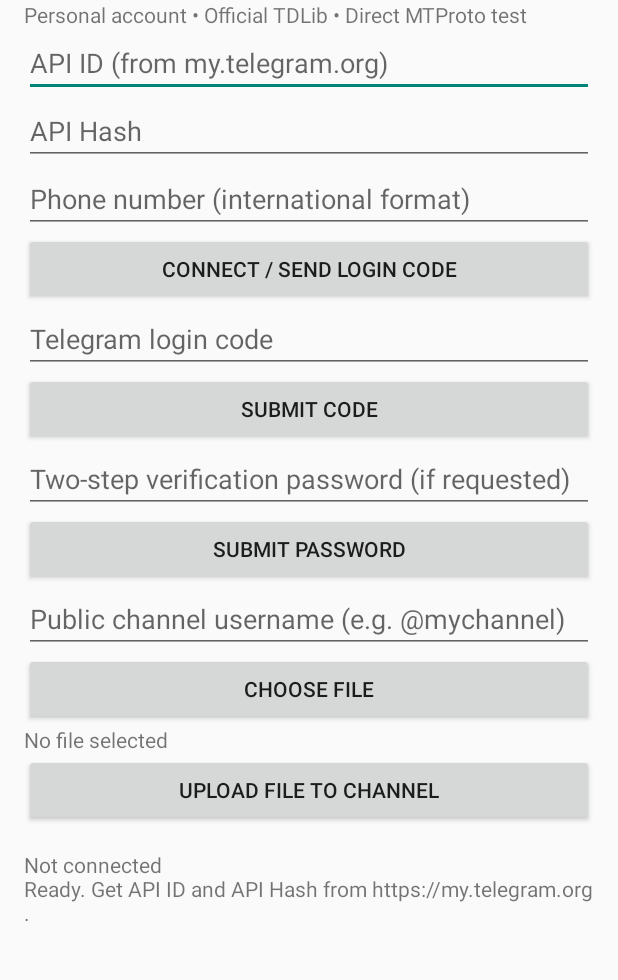
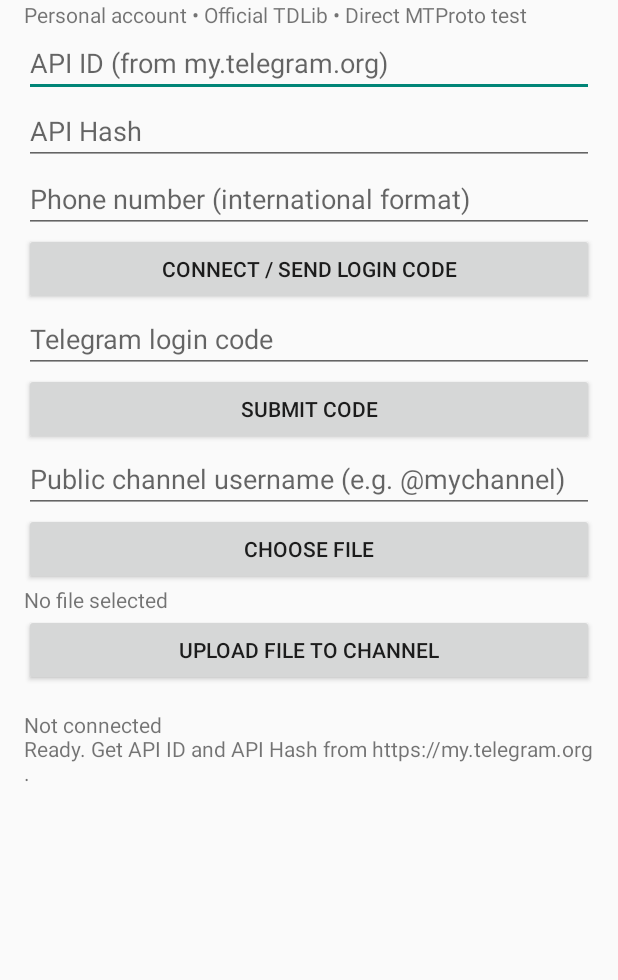
Before and after one commit to Soebb/-TDLib-Upload-Test, an Android app: the screen it shows after launch (MainActivity), after a tap on "SUBMIT CODE", on a phone screen of 412 x 824 dp, the part 73-1053 px from its top. Run offline under Robolectric (Android 15) with nearby library versions, the phone set to English and light mode, and no system bars; libraries missing offline, so code that uses them is left out: org.drinkless.tdlib; 1 statement that could not run was skipped.

Commit message:
Simplify sign-in UI without two-step password field

```diff
--- a/app/src/main/java/com/soebb/tdlibuploadtest/MainActivity.java
+++ b/app/src/main/java/com/soebb/tdlibuploadtest/MainActivity.java
@@ -15,7 +15,7 @@ import java.util.concurrent.ExecutorService;
 import java.util.concurrent.Executors;
 
 public class MainActivity extends Activity {
-    private EditText apiId, apiHash, phone, code, password, channel;
+    private EditText apiId, apiHash, phone, code, channel;
     private TextView status, selected;
     private Client client;
     private File chosenFile;
@@ -41,8 +41,6 @@ public class MainActivity extends Activity {
         button(root,"Connect / Send login code",v -> startLogin());
         code = field(root,"Telegram login code");
         button(root,"Submit code",v -> submitCode());
-        password = field(root,"Two-step verification password (if requested)");
-        button(root,"Submit password",v -> submitPassword());
         channel = field(root,"Public channel username (e.g. @mychannel)");
         button(root,"Choose file",v -> chooseFile());
         selected = new TextView(this); selected.setText("No file selected"); root.addView(selected);
@@ -92,7 +90,7 @@ public class MainActivity extends Activity {
             } else if(s instanceof TdApi.AuthorizationStateWaitCode) {
                 log("Telegram sent a login code. Enter it below.");
             } else if(s instanceof TdApi.AuthorizationStateWaitPassword) {
-                log("Two-step verification password required.");
+                log("This account has two-step verification enabled. This simplified build omits password entry, so sign-in cannot continue for this account.");
             } else if(s instanceof TdApi.AuthorizationStateReady) {
                 log("CONNECTED: account authorized. You can upload.");
             } else if(s instanceof TdApi.AuthorizationStateLoggingOut) log("Logging out...");
@@ -117,10 +115,6 @@ public class MainActivity extends Activity {
     private void submitCode() {
         String c=code.getText().toString().trim();
         if(client!=null && !c.isEmpty()) client.send(new TdApi.CheckAuthenticationCode(c),this::onResult);
-    }
-    private void submitPassword() {
-        String p=password.getText().toString();
-        if(client!=null && !p.isEmpty()) client.send(new TdApi.CheckAuthenticationPassword(p),this::onResult);
     }
     private void chooseFile() {
         Intent i=new Intent(Intent.ACTION_OPEN_DOCUMENT); i.setType("*/*"); i.addCategory(Intent.CATEGORY_OPENABLE);
```
